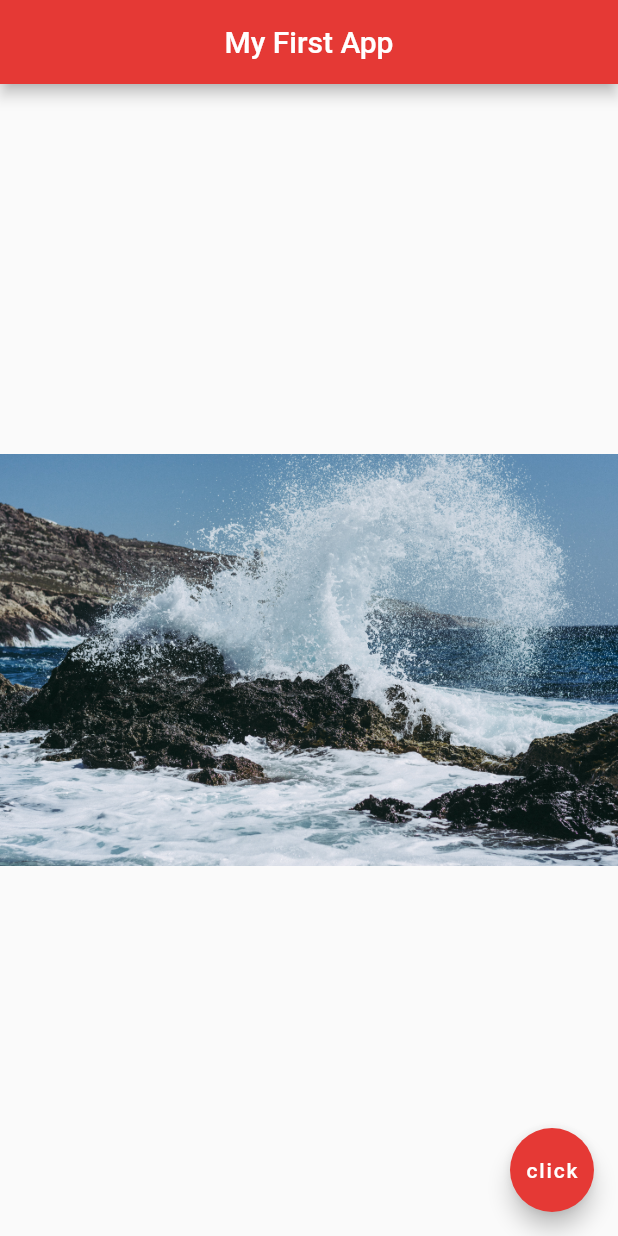
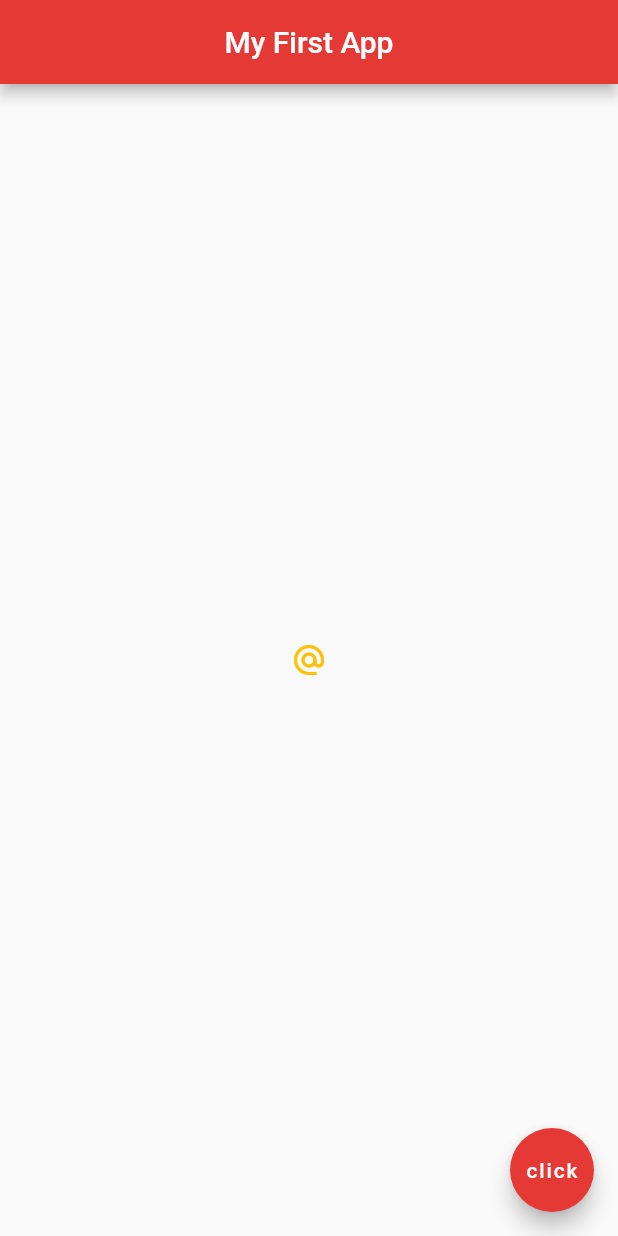
Before and after one commit to Satvik782/FlutterBasics, a Flutter app: the screen it shows after launch, on a phone screen of 412 x 824 dp. Run offline on Flutter 3.47's test engine with Material 2 defaults, Android fonts, the phone set to English and light mode, and no system bars.

Commit message:
lesson 9

```diff
--- a/lib/main.dart
+++ b/lib/main.dart
@@ -15,7 +15,11 @@ class Home extends StatelessWidget {
         backgroundColor: Colors.red[600],
       ),
       body: Center(
-        child: Image.asset('assets/splash 1.jpg'),
+        child: IconButton(
+          onPressed: (){},
+          icon: Icon(Icons.alternate_email),
+          color: Colors.amber,
+        ),
       ),
       floatingActionButton: FloatingActionButton(
         onPressed: (){},
```
